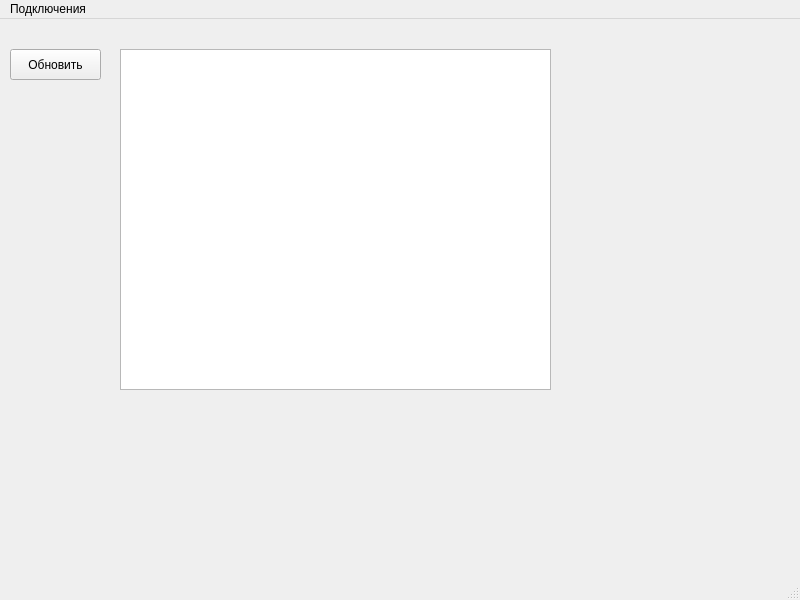
Old version of the form mainwindow.ui in the repository fptitsyn/labs.
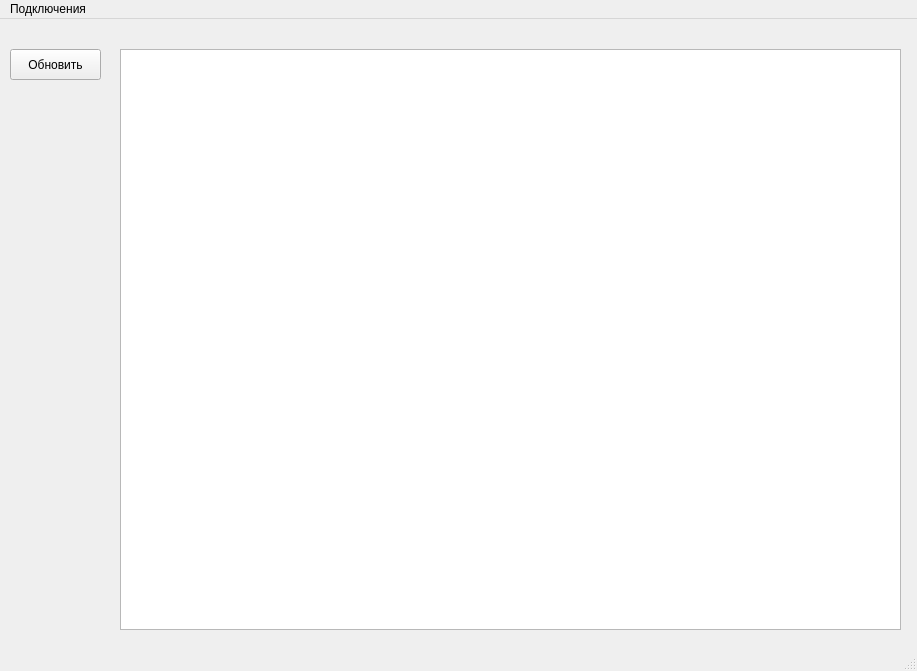
New version of the form.

Commit message:
:art: Small UI touch up
- Added values to lineEdits to connect easier;
- Set echoMode of passwordLineEdit to Password.

What changed in the file:
```diff
--- a/mainwindow.ui
+++ b/mainwindow.ui
@@ -6,8 +6,8 @@
    <rect>
     <x>0</x>
     <y>0</y>
-    <width>800</width>
-    <height>600</height>
+    <width>917</width>
+    <height>671</height>
    </rect>
   </property>
   <property name="windowTitle">
@@ -19,8 +19,8 @@
      <rect>
       <x>120</x>
       <y>30</y>
-      <width>431</width>
-      <height>341</height>
+      <width>781</width>
+      <height>581</height>
      </rect>
     </property>
    </widget>
@@ -43,7 +43,7 @@
     <rect>
      <x>0</x>
      <y>0</y>
-     <width>800</width>
+     <width>917</width>
      <height>21</height>
     </rect>
    </property>
```
Left out of the diff: 4 changed lines with no effect on the pictures. The commit also changes 4 other files.
